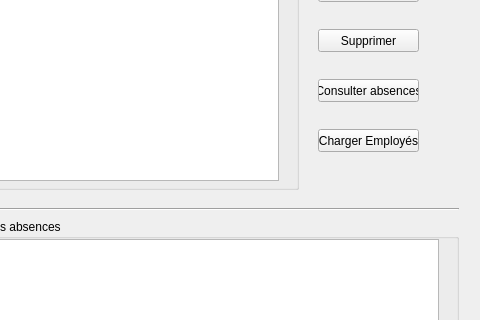
Above: FaceRecognition/admin.ui from idriss92/FaceRecognition before the change; both pictures show x 562 to 1042 and y 111 to 431 of the 1042 by 600 pixel window. Below: the same form after it.
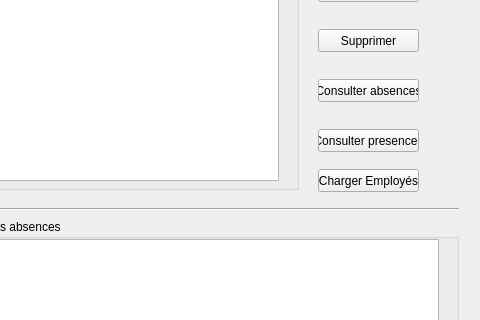
That is the form after the change.

Diff of the .ui file:
```diff
--- a/FaceRecognition/admin.ui
+++ b/FaceRecognition/admin.ui
@@ -185,7 +185,7 @@
     <property name="geometry">
      <rect>
       <x>880</x>
-      <y>240</y>
+      <y>280</y>
       <width>101</width>
       <height>23</height>
      </rect>
@@ -194,6 +194,19 @@
      <string>Charger Employés</string>
     </property>
    </widget>
+   <widget class="QPushButton" name="pushButtonConsulterPresence">
+    <property name="geometry">
+     <rect>
+      <x>880</x>
+      <y>240</y>
+      <width>101</width>
+      <height>23</height>
+     </rect>
+    </property>
+    <property name="text">
+     <string>Consulter presences</string>
+    </property>
+   </widget>
    <zorder>calendarWidget</zorder>
    <zorder>groupBoxRecherche</zorder>
    <zorder>groupBox_2</zorder>
```
Left out of the diff: 1 changed line with no effect on the pictures.
